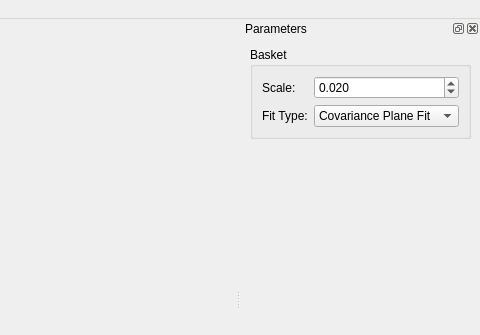
Before: the Qt Designer form examples/Grenaille/glviewer/mainwindow.ui in kabukunz/patate, drawn with Qt 5; both pictures show x 320 to 800 and y 0 to 335 of the 800 by 600 pixel window.
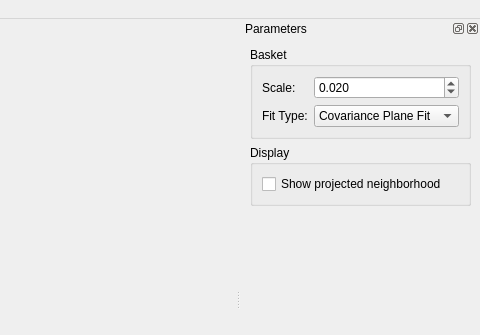
After: the same form once the commit is applied. Custom widgets are drawn as their Qt base class.

Commit message: WIP: Add methods to display the projected neighbhorhood. This is pretty heavy since we use mesh for the moment.

What changed in the file:
```diff
--- a/examples/Grenaille/glviewer/mainwindow.ui
+++ b/examples/Grenaille/glviewer/mainwindow.ui
@@ -97,6 +97,25 @@
        </layout>
       </widget>
      </item>
+     <item>
+      <widget class="QGroupBox" name="_paramDisplayGroup">
+       <property name="title">
+        <string>Display</string>
+       </property>
+       <layout class="QVBoxLayout" name="verticalLayout_2">
+        <item>
+         <widget class="QCheckBox" name="_paramDisplayProjectedNei">
+          <property name="toolTip">
+           <string>May slow down performances</string>
+          </property>
+          <property name="text">
+           <string>Show projected neighborhood</string>
+          </property>
+         </widget>
+        </item>
+       </layout>
+      </widget>
+     </item>
      <item>
       <spacer name="verticalSpacer">
        <property name="orientation">
```
Left out of the diff: 2 changed lines with no effect on the pictures. The commit also changes 8 other files.
